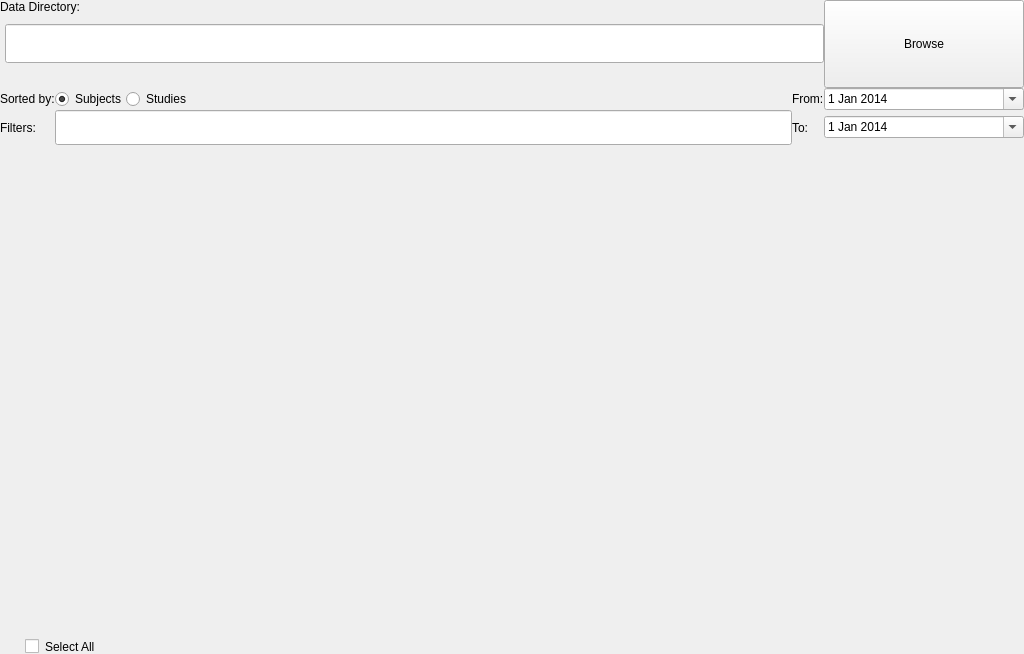
The window that src/ihm/SubjectsFrame.ui (lamyj/dicomifier) describes before a commit, drawn with Qt 5.
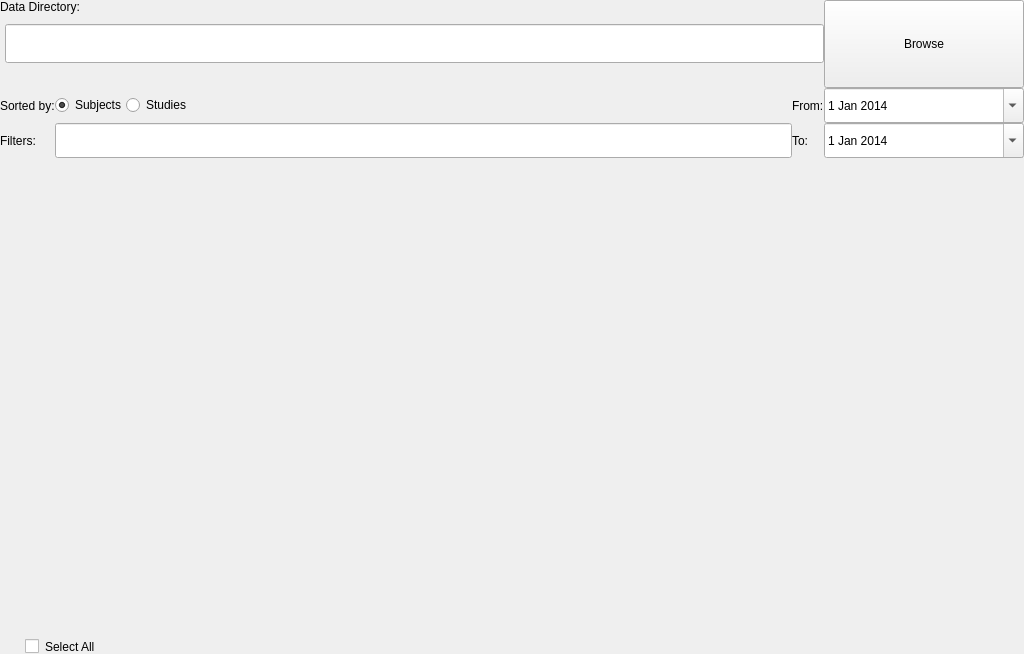
The same window after the commit.

What changed in the file:
```diff
--- a/src/ihm/SubjectsFrame.ui
+++ b/src/ihm/SubjectsFrame.ui
@@ -2,6 +2,9 @@
 <ui version="4.0">
  <class>dicomifier::ihm::SubjectsFrame</class>
  <widget class="QWidget" name="dicomifier::ihm::SubjectsFrame">
+  <property name="enabled">
+   <bool>true</bool>
+  </property>
   <property name="geometry">
    <rect>
     <x>0</x>
@@ -47,6 +50,15 @@
    </property>
    <item row="3" column="5">
     <widget class="QDateEdit" name="dateFilterBegin">
+     <property name="enabled">
+      <bool>true</bool>
+     </property>
+     <property name="minimumSize">
+      <size>
+       <width>0</width>
+       <height>35</height>
+      </size>
+     </property>
      <property name="calendarPopup">
       <bool>true</bool>
      </property>
@@ -153,6 +165,12 @@
    </item>
    <item row="4" column="5">
     <widget class="QDateEdit" name="dateFilterEnd">
+     <property name="minimumSize">
+      <size>
+       <width>0</width>
+       <height>35</height>
+      </size>
+     </property>
      <property name="calendarPopup">
       <bool>true</bool>
      </property>
```
